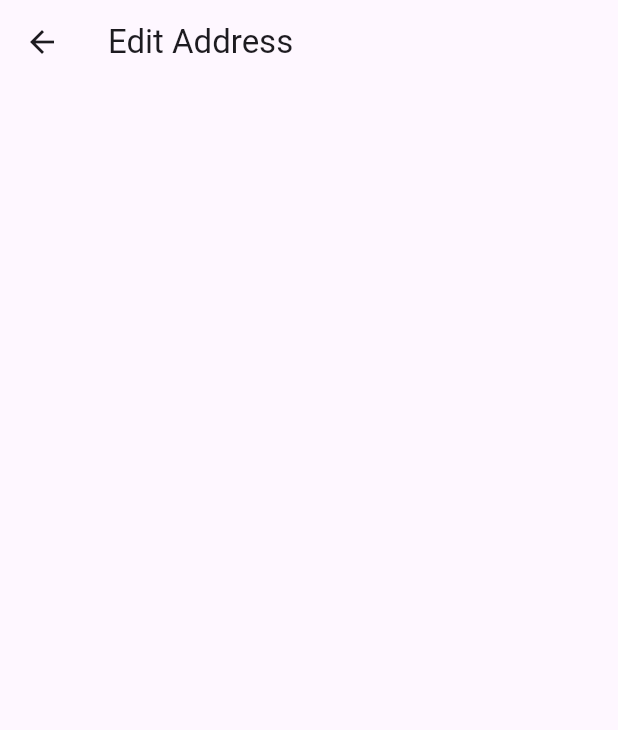
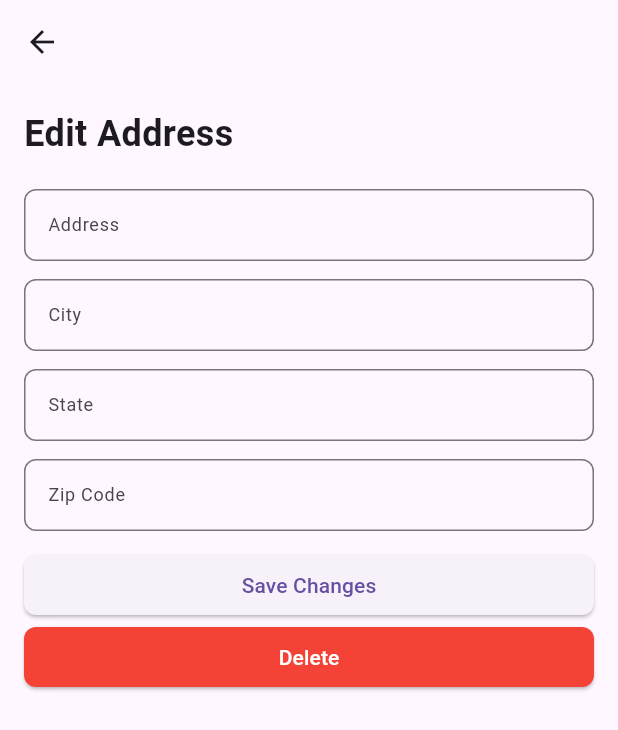
Before and after one commit to mirxtrem-apps/prueba-doublev-partners, a Flutter app: the EditAddressPage screen opened by its route, on a phone screen of 412 x 824 dp. Shown: the top 730 px of the screen. Run offline on Flutter 3.47's test engine with Material 2 defaults, Android fonts, the phone set to English and light mode, and no system bars; our stand-ins replace firebase_core; accounts and stored records are empty.

Commit message:
test: edit address page

```diff
--- a/lib/core/shared/widgets/buttons/solid_button.dart
+++ b/lib/core/shared/widgets/buttons/solid_button.dart
@@ -6,6 +6,7 @@ class SolidButton extends StatelessWidget {
     required this.label,
     this.textColor,
     this.backgroundColor,
+    this.width,
     this.onPressed,
   });
 
@@ -13,11 +14,12 @@ class SolidButton extends StatelessWidget {
   final VoidCallback? onPressed;
   final Color? backgroundColor;
   final Color? textColor;
+  final double? width;
 
   @override
   Widget build(BuildContext context) {
     return SizedBox(
-      width: double.infinity,
+      width: width ?? double.infinity,
       child: ElevatedButton(
         onPressed: onPressed,
         style: ButtonStyle(
--- a/lib/features/user/presentation/pages/address_list/address_list_page.dart
+++ b/lib/features/user/presentation/pages/address_list/address_list_page.dart
@@ -10,7 +10,7 @@ class AddressListPage extends StatelessWidget {
 
   @override
   Widget build(BuildContext context) {
-    var addressList = [];
+    var addressList = [1];
     return Scaffold(
       appBar: AppBar(
         title: const Text("My Addresses"),
--- a/lib/features/user/presentation/pages/edit_address/edit_address_page.dart
+++ b/lib/features/user/presentation/pages/edit_address/edit_address_page.dart
@@ -1,14 +1,88 @@
 import 'package:flutter/material.dart';
+import 'package:flutter_tdd/core/routes/app_routes.dart';
+import 'package:flutter_tdd/core/shared/widgets/buttons/buttons.dart';
+import 'package:flutter_tdd/core/shared/widgets/inputs/inputs.dart';
+import 'package:flutter_tdd/core/shared/widgets/labels/title_label.dart';
+import 'package:flutter_tdd/core/theme/label_styles.dart';
 
 class EditAddressPage extends StatelessWidget {
+  const EditAddressPage({super.key});
 
-  const EditAddressPage({ super.key });
-
-   @override
-   Widget build(BuildContext context) {
-       return Scaffold(
-           appBar: AppBar(title: const Text('Edit Address'),),
-           body: Container(),
-       );
+  @override
+  Widget build(BuildContext context) {
+    return Scaffold(
+      appBar: AppBar(),
+      body: Container(
+        constraints: const BoxConstraints.expand(),
+        child: SingleChildScrollView(
+          padding: const EdgeInsets.all(16.0),
+          child: Form(
+              child: Column(
+            children: [
+              const TitleLabel(text: "Edit Address"),
+              const TextInput(
+                key: Key("address"),
+                labelText: "Address",
+              ),
+              const TextInput(
+                key: Key("city"),
+                labelText: "City",
+              ),
+              const TextInput(
+                key: Key("state"),
+                labelText: "State",
+              ),
+              const TextInput(
+                key: Key("zipcode"),
+                labelText: "Zip Code",
+              ),
+              SolidButton(
+                label: "Save Changes",
+                onPressed: () {
+                  Navigator.pop(context);
+                },
+              ),
+              SolidButton(
+                label: "Delete",
+                backgroundColor: Colors.red,
+                textColor: Colors.white,
+                onPressed: () {
+                  showDialog(
+                      context: context,
+                      builder: (context) {
+                        return AlertDialog(
+                          title: Text(
+                            "¿Are you sure?",
+                            style: LabelStyle.title(),
+                          ),
+                          content: const Column(
+                            crossAxisAlignment: CrossAxisAlignment.start,
+                            mainAxisSize: MainAxisSize.min,
+                            children: [
+                              Text("This action can not be undone"),
+                            ],
+                          ),
+                          actions: [
+                            FlatButton(
+                              label: "No",
+                              onPressed: () => Navigator.pop(context),
+                            ),
+                            FlatButton(
+                              label: "Yes, I do",
+                              onPressed: () => Navigator.popUntil(
+                                context,
+                                (r) => r.settings.name == Routes.addressList,
+                              ),
+                            ),
+                          ],
+                        );
+                      });
+                },
+              ),
+            ],
+          )),
+        ),
+      ),
+    );
   }
 }
```
Also changed, not shown: lib/features/user/presentation/pages/add_new_address/add_new_address_page.dart (+6 -7 lines).
